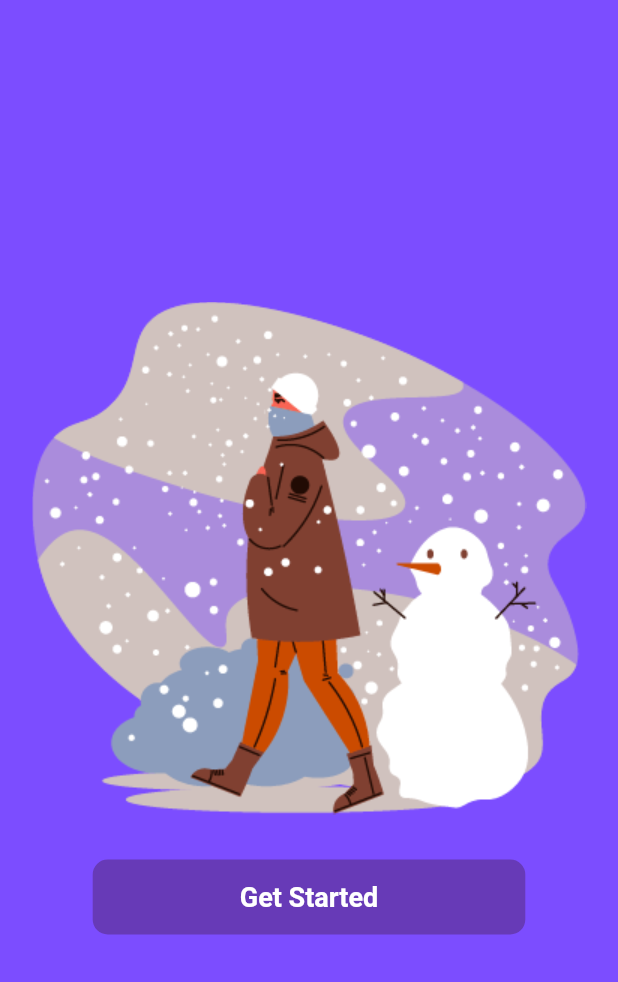
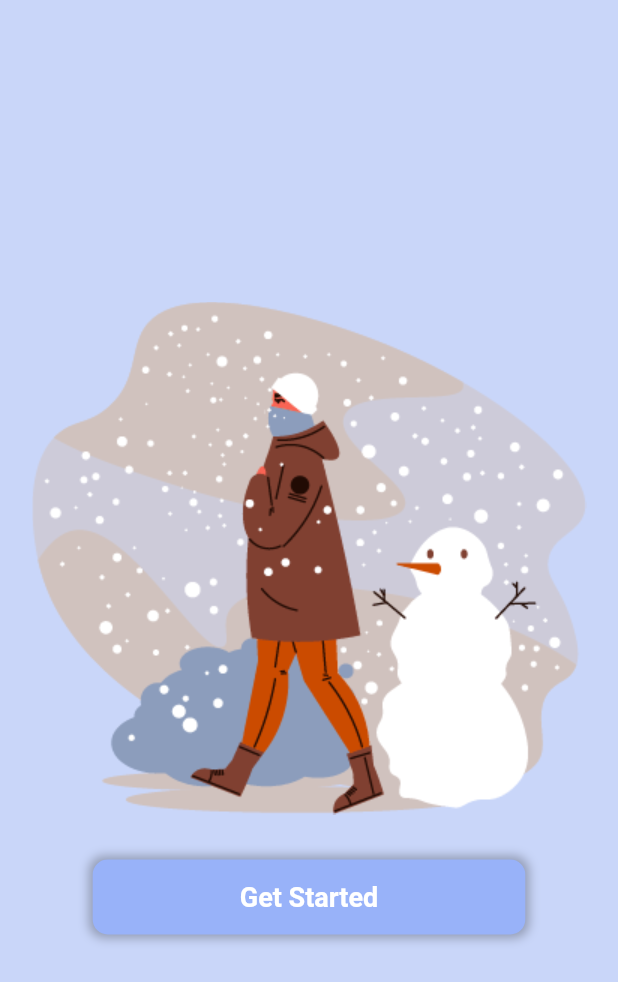
Before and after one commit to Keheliaya-Sathsara/Weather-App, a Flutter app: the screen it shows after launch, on a phone screen of 412 x 824 dp. Shown: the top 982 px of the screen. Run offline on Flutter 3.47's test engine with Material 2 defaults, Android fonts, the phone set to English and light mode, and no system bars.

Commit message:
created new welcome page and navigate it with start page

```diff
--- a/lib/models/constants.dart
+++ b/lib/models/constants.dart
@@ -0,0 +1,7 @@
+import 'package:flutter/material.dart';
+
+class Constants{
+  final Color primaryColor = const Color(0xff98B2F9);
+  final Color secondaryColor = const Color(0xff90B2F9);
+  final Color thirdColor = const Color(0xd0101010);
+}
--- a/lib/ui/get_started.dart
+++ b/lib/ui/get_started.dart
@@ -1,17 +1,21 @@
 import 'package:flutter/material.dart';
+import 'package:weather_app/ui/welcome.dart';
+
+import '../models/constants.dart';
 
 class GetStarted extends StatelessWidget {
   const GetStarted({super.key});
 
   @override
   Widget build(BuildContext context) {
+    Constants myConstants = Constants();
     Size size = MediaQuery.of(context).size;
 
     return Scaffold(
       body: Container(
         width: size.width,
         height: size.height,
-        color: Colors.deepPurpleAccent, // Default colour
+        color: myConstants.primaryColor.withOpacity(.5), // Default colour
         child: Center(
           child: Column(
             mainAxisAlignment: MainAxisAlignment.center,
@@ -20,17 +24,37 @@ class GetStarted extends StatelessWidget {
             children: [
               Image.asset('assets/get-started.png'),
               const SizedBox(height: 30,),
-              Container(
-                height: 50,
-                width: size.width * 0.7,
-                decoration: const BoxDecoration(
-                  color: Colors.deepPurple,
-                  borderRadius: BorderRadius.all(Radius.circular(10)),
-                ),
-                child: const Center(
-                  child: Text('Get Started', style: TextStyle(color: Colors.white, fontSize: 18, fontWeight: FontWeight.bold),),
+              GestureDetector(
+                onTap: () {
+                  Navigator.pushReplacement(context, MaterialPageRoute(builder: (context) => const Welcome()));
+                },
+                child: Container(
+                  height: 50,
+                  width: size.width * 0.7,
+                  decoration: BoxDecoration(
+                    color: myConstants.primaryColor,
+                    borderRadius: const BorderRadius.all(Radius.circular(10)),
+                    boxShadow: [
+                      BoxShadow(
+                        color: myConstants.thirdColor.withOpacity(0.3),
+                        blurRadius: 5, // Adjust the shadow properties as needed
+                        spreadRadius: 2,
+                      ),
+                    ],
+                  ),
+                  child: const Center(
+                    child: Text(
+                      'Get Started',
+                      style: TextStyle(
+                        color: Colors.white,
+                        fontSize: 18,
+                        fontWeight: FontWeight.bold,
+                      ),
+                    ),
+                  ),
                 ),
               )
+
             ],
           ),
         ),
--- /dev/null
+++ b/lib/ui/welcome.dart
@@ -0,0 +1,19 @@
+import 'package:flutter/material.dart';
+
+class Welcome extends StatefulWidget {
+  const Welcome({super.key});
+
+  @override
+  State<Welcome> createState() => _WelcomeState();
+}
+
+class _WelcomeState extends State<Welcome> {
+  @override
+  Widget build(BuildContext context) {
+    return Scaffold(
+      appBar: AppBar(
+        title: const Text('Welcome'),
+      ),
+    );
+  }
+}
```
Also changed, not shown: lib/models/city.dart (added).
